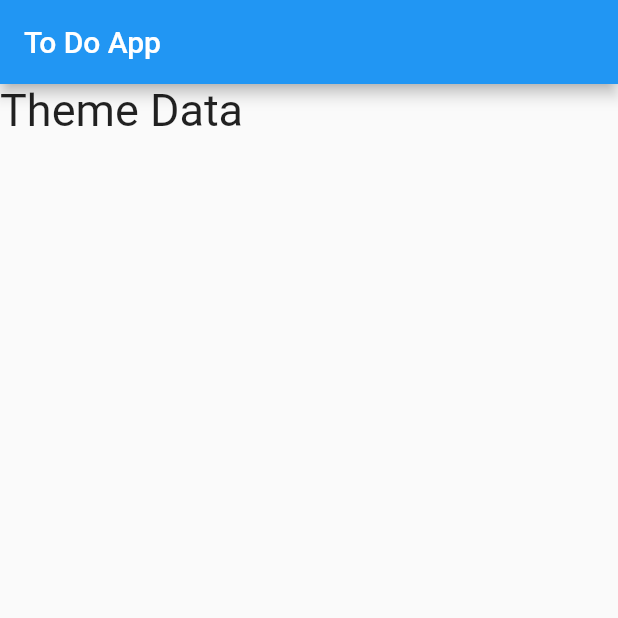
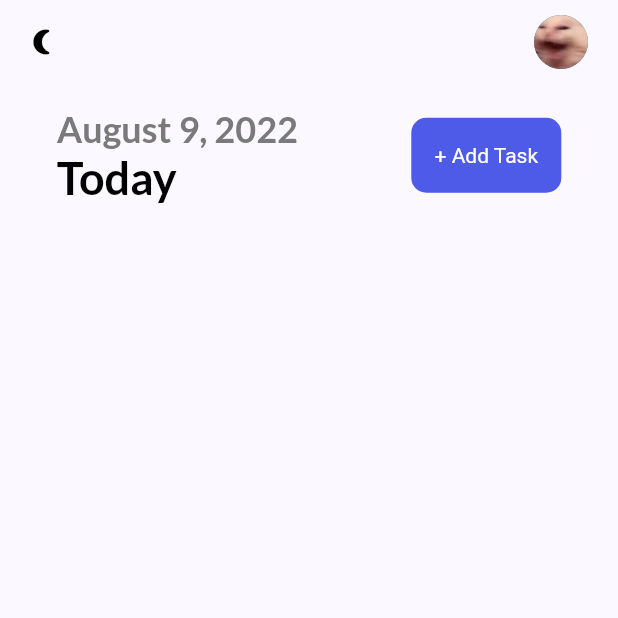
Before and after one commit to UmarHassanKhan929/todoapp, a Flutter app: the screen it shows after launch, on a phone screen of 412 x 824 dp, the top half of it. Run offline on Flutter 3.47's test engine with Material 2 defaults, Android fonts, the phone set to English and light mode, and no system bars; our stand-ins replace flutter_local_notifications, get, get_storage, google_fonts, timezone.

Commit message:
added theming

```diff
--- a/lib/main.dart
+++ b/lib/main.dart
@@ -1,7 +1,13 @@
 import 'package:flutter/material.dart';
+import 'package:get/get_navigation/src/root/get_material_app.dart';
+import 'package:get_storage/get_storage.dart';
 import 'package:todoapp/pages/home_page.dart';
+import 'package:todoapp/services/theme_service.dart';
+import 'package:todoapp/ui/theme.dart';
 
-void main() {
+Future<void> main() async {
+  WidgetsFlutterBinding.ensureInitialized();
+  await GetStorage.init();
   runApp(const MyApp());
 }
 
@@ -11,10 +17,12 @@ class MyApp extends StatelessWidget {
   // This widget is the root of your application.
   @override
   Widget build(BuildContext context) {
-    return MaterialApp(
+    return GetMaterialApp(
       title: 'To Do App',
       debugShowCheckedModeBanner: false,
-      theme: ThemeData(),
+      theme: Themes.light,
+      darkTheme: Themes.dark,
+      themeMode: ThemeService().theme,
       home: HomePage(),
     );
   }
--- a/lib/pages/home_page.dart
+++ b/lib/pages/home_page.dart
@@ -1,6 +1,12 @@
 import 'package:flutter/src/foundation/key.dart';
 import 'package:flutter/src/widgets/framework.dart';
 import 'package:flutter/material.dart';
+import 'package:get/get.dart';
+import 'package:intl/intl.dart';
+import 'package:todoapp/services/notification_services.dart';
+import 'package:todoapp/services/theme_service.dart';
+import 'package:todoapp/ui/theme.dart';
+import 'package:todoapp/widgets/button.dart';
 
 class HomePage extends StatefulWidget {
   const HomePage({Key? key}) : super(key: key);
@@ -10,22 +16,78 @@ class HomePage extends StatefulWidget {
 }
 
 class _HomePageState extends State<HomePage> {
+  // ignore: prefer_typing_uninitialized_variables
+  var notifyHelper;
+  @override
+  void initState() {
+    super.initState();
+    notifyHelper = NotifyHelper();
+    notifyHelper.initializeNotification();
+    notifyHelper.requestIOSPermissions();
+  }
+
   @override
   Widget build(BuildContext context) {
     return Scaffold(
-      appBar: AppBar(
-        title: Text('To Do App'),
-      ),
+      appBar: _appBar(),
       body: Column(
-        children: <Widget>[
-          Text(
-            'Theme Data',
-            style: TextStyle(
-              fontSize: 30,
+        children: [
+          Container(
+            margin: const EdgeInsets.only(top: 15),
+            child: Row(
+              mainAxisAlignment: MainAxisAlignment.spaceAround,
+              children: [
+                Container(
+                  child: Column(
+                    crossAxisAlignment: CrossAxisAlignment.start,
+                    children: [
+                      Text(
+                        DateFormat.yMMMMd().format(
+                          DateTime.now(),
+                        ),
+                        style: subHeadingStyle,
+                      ),
+                      Text('Today', style: headingStyle),
+                    ],
+                  ),
+                ),
+                MyButton(label: '+ Add Task', onTap: () => null),
+              ],
             ),
           ),
         ],
       ),
     );
   }
+
+  _appBar() {
+    return AppBar(
+      elevation: 0,
+      backgroundColor: context.theme.backgroundColor,
+      leading: GestureDetector(
+        onTap: () {
+          ThemeService().switchTheme();
+          notifyHelper.displayNotification(
+            title: "Theme Changed",
+            body: Get.isDarkMode ? "Light Mode" : "Dark Mode",
+          );
+          // notifyHelper.scheduledNotification();
+        },
+        child: Icon(
+          Get.isDarkMode ? Icons.wb_sunny_rounded : Icons.nightlight_round,
+          size: 20,
+          color: Get.isDarkMode ? Colors.white : Colors.black,
+        ),
+      ),
+      actions: const [
+        CircleAvatar(
+          radius: 18,
+          backgroundImage: AssetImage('images/memecat.jpg'),
+        ),
+        SizedBox(
+          width: 20,
+        ),
+      ],
+    );
+  }
 }
--- /dev/null
+++ b/lib/services/notification_services.dart
@@ -0,0 +1,127 @@
+import 'package:flutter_local_notifications/flutter_local_notifications.dart';
+import 'package:flutter/material.dart';
+import 'package:flutter/cupertino.dart';
+import 'package:get/get.dart';
+import 'package:timezone/timezone.dart' as tz;
+
+class NotifyHelper {
+  FlutterLocalNotificationsPlugin flutterLocalNotificationsPlugin =
+      FlutterLocalNotificationsPlugin(); //
+
+  initializeNotification() async {
+    //tz.initializeTimeZones();
+    final IOSInitializationSettings initializationSettingsIOS =
+        IOSInitializationSettings(
+            requestSoundPermission: false,
+            requestBadgePermission: false,
+            requestAlertPermission: false,
+            onDidReceiveLocalNotification: onDidReceiveLocalNotification);
+
+    final AndroidInitializationSettings initializationSettingsAndroid =
+        AndroidInitializationSettings('appicon');
+
+    final InitializationSettings initializationSettings =
+        InitializationSettings(
+      iOS: initializationSettingsIOS,
+      android: initializationSettingsAndroid,
+    );
+    await flutterLocalNotificationsPlugin.initialize(initializationSettings,
+        onSelectNotification: selectNotification);
+  }
+
+  Future onDidReceiveLocalNotification(
+      int id, String? title, String? body, String? payload) async {
+    // display a dialog with the notification details, tap ok to go to another page
+    // showDialog(
+    //   //context: context,
+    //   builder: (BuildContext context) => CupertinoAlertDialog(
+    //     title: Text(title),
+    //     content: Text(body),
+    //     actions: [
+    //       CupertinoDialogAction(
+    //         isDefaultAction: true,
+    //         child: Text('Ok'),
+    //         onPressed: () async {
+    //           Navigator.of(context, rootNavigator: true).pop();
+    //           await Navigator.push(
+    //             context,
+    //             MaterialPageRoute(
+    //               builder: (context) => SecondScreen(payload),
+    //             ),
+    //           );
+    //         },
+    //       )
+    //     ],
+    //   ),
+    // );
+    Get.dialog(
+      Text("Notification"),
+    );
+  }
+
+  Future selectNotification(String? payload) async {
+    if (payload != null) {
+      print('notification payload: $payload');
+    } else {
+      print("Notification Done");
+    }
+    // Get.to(() => SecondScreen(payload));
+  }
+
+  scheduledNotification() async {
+    await flutterLocalNotificationsPlugin.zonedSchedule(
+        0,
+        'scheduled title',
+        'theme changes 5 seconds ago',
+        tz.TZDateTime.now(tz.local).add(const Duration(seconds: 5)),
+        const NotificationDetails(
+          android: AndroidNotificationDetails(
+            'your channel id',
+            'your channel name',
+          ),
+        ),
+        androidAllowWhileIdle: true,
+        uiLocalNotificationDateInterpretation:
+            UILocalNotificationDateInterpretation.absoluteTime);
+  }
+
+  displayNotification({required String title, required String body}) async {
+    print("doing test");
+    var androidPlatformChannelSpecifics = new AndroidNotificationDetails(
+        'your channel id', 'your channel name',
+        importance: Importance.max, priority: Priority.high);
+    var iOSPlatformChannelSpecifics = new IOSNotificationDetails();
+    var platformChannelSpecifics = new NotificationDetails(
+        android: androidPlatformChannelSpecifics,
+        iOS: iOSPlatformChannelSpecifics);
+    await flutterLocalNotificationsPlugin.show(
+      0,
+      title,
+      body,
+      platformChannelSpecifics,
+      payload: 'It could be anything you pass',
+    );
+  }
+
+  void requestIOSPermissions() {
+    flutterLocalNotificationsPlugin
+        .resolvePlatformSpecificImplementation<
+            IOSFlutterLocalNotificationsPlugin>()
+        ?.requestPermissions(
+          alert: true,
+          badge: true,
+          sound: true,
+        );
+  }
+
+  // void requestAndroidPermissions() {
+  //   flutterLocalNotificationsPlugin
+  //       .resolvePlatformSpecificImplementation<
+  //       AndroidFlutterLocalNotificationsPlugin>()
+  //       ?.r(
+  //     alert: true,
+  //     badge: true,
+  //     sound: true,
+  //   );
+  // }
+}
--- /dev/null
+++ b/lib/services/theme_service.dart
@@ -0,0 +1,19 @@
+import 'package:flutter/material.dart';
+import 'package:get/get.dart';
+import 'package:get_storage/get_storage.dart';
+
+class ThemeService {
+  final _storage = GetStorage();
+  final _key = 'isDarkMode';
+  _saveThemeToStorage(bool isDarkMode) => _storage.write(_key, isDarkMode);
+  bool _loadThemeFromStorage() => _storage.read(_key) ?? false;
+
+  ThemeMode get theme =>
+      _loadThemeFromStorage() ? ThemeMode.dark : ThemeMode.light;
+
+  void switchTheme() {
+    Get.changeThemeMode(
+        _loadThemeFromStorage() ? ThemeMode.light : ThemeMode.dark);
+    _saveThemeToStorage(!_loadThemeFromStorage());
+  }
+}
--- /dev/null
+++ b/lib/ui/theme.dart
@@ -0,0 +1,45 @@
+import 'package:flutter/material.dart';
+import 'package:get/get.dart';
+import 'package:google_fonts/google_fonts.dart';
+
+const Color someBlueColor = Color(0xFF4e5ae8);
+const Color someGreenColor = Color.fromARGB(255, 118, 214, 121);
+const Color someYellowColor = Color(0xFFFFFF00);
+const Color somePurpleColor = Color.fromARGB(255, 193, 95, 211);
+const Color someOrangeColor = Color.fromARGB(255, 255, 203, 124);
+const Color someBrownColor = Color.fromARGB(255, 179, 129, 111);
+const Color somePinkColor = Color.fromARGB(255, 255, 101, 152);
+const Color someTealColor = Color.fromARGB(255, 51, 230, 212);
+
+const primaryClr = someBlueColor;
+
+const Color someDarkGreyColor = Color.fromARGB(255, 48, 48, 48);
+const Color someDarkHeaderColor = Color.fromARGB(255, 90, 90, 90);
+
+class Themes {
+  static final light = ThemeData(
+    backgroundColor: Colors.white,
+    colorSchemeSeed: primaryClr,
+    brightness: Brightness.light,
+  );
+
+  static final dark = ThemeData(
+    backgroundColor: someDarkGreyColor,
+    colorSchemeSeed: someDarkGreyColor,
+    brightness: Brightness.dark,
+  );
+}
+
+TextStyle get subHeadingStyle => GoogleFonts.lato(
+      fontSize: 24,
+      fontWeight: FontWeight.bold,
+      color: Get.isDarkMode
+          ? Colors.grey[200]
+          : Color.fromARGB(255, 122, 122, 122),
+    );
+
+TextStyle get headingStyle => GoogleFonts.lato(
+      fontSize: 30,
+      fontWeight: FontWeight.bold,
+      color: Get.isDarkMode ? Colors.white : Colors.black,
+    );
--- /dev/null
+++ b/lib/widgets/button.dart
@@ -0,0 +1,36 @@
+import 'package:flutter/src/foundation/key.dart';
+import 'package:flutter/src/widgets/framework.dart';
+
+import 'package:flutter/material.dart';
+import 'package:todoapp/ui/theme.dart';
+
+class MyButton extends StatelessWidget {
+  final String label;
+
+  final Function()? onTap;
+
+  const MyButton({Key? key, required this.label, required this.onTap})
+      : super(key: key);
+
+  @override
+  Widget build(BuildContext context) {
+    return GestureDetector(
+      onTap: onTap,
+      child: Container(
+          width: 100,
+          height: 50,
+          decoration: BoxDecoration(
+            color: primaryClr,
+            borderRadius: BorderRadius.circular(10),
+          ),
+          child: Center(
+            child: Text(
+              label,
+              style: TextStyle(
+                color: Colors.white,
+              ),
+            ),
+          )),
+    );
+  }
+}
```
Also changed, not shown: pubspec.yaml (+9 -5 lines), images/memecat.jpg (added), pubspec.lock, 3 other files.
